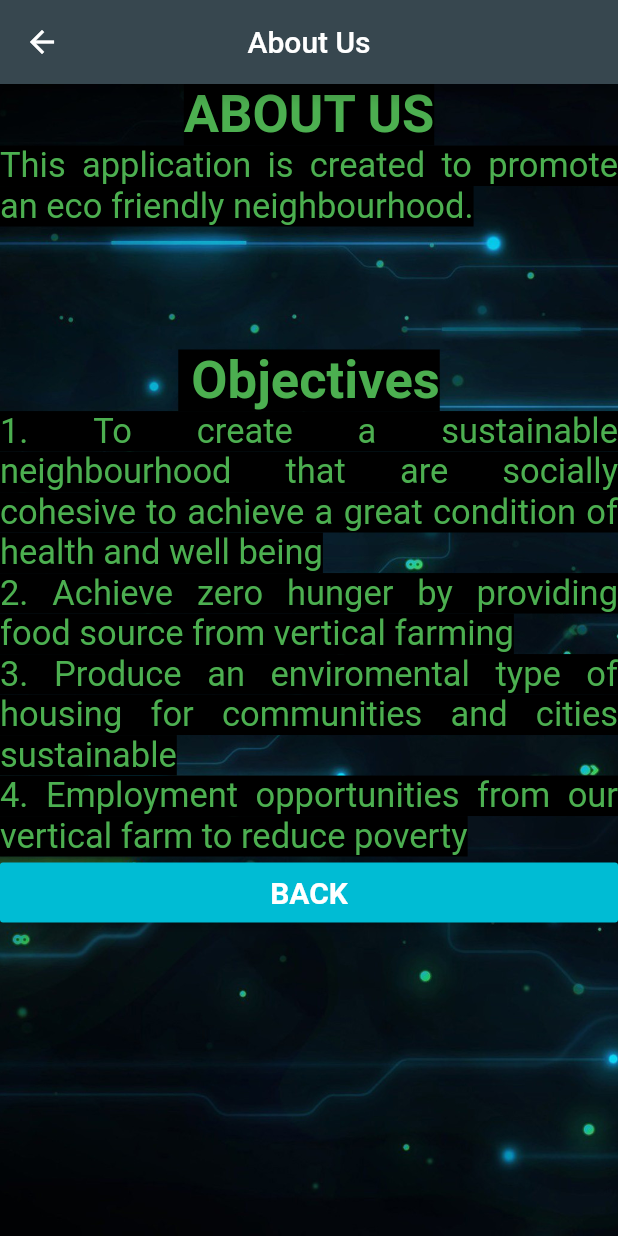
After one commit to firdauskotp/datathon, a Flutter app: the screen it shows after launch, after a tap on "ABOUT US", on a phone screen of 412 x 824 dp. The commit adds this screen. Run offline on Flutter 3.47's test engine with Material 2 defaults, Android fonts, the phone set to English and light mode, and no system bars; Roboto replaces fonts that are missing (ShadowsIntoLight).

Commit message:
finished about

```diff
--- /dev/null
+++ b/lib/about.dart
@@ -0,0 +1,106 @@
+import 'package:flutter/material.dart';
+
+class AboutPage extends StatefulWidget {
+  final String title = "About Us";
+
+  @override
+  _AboutPageState createState() => _AboutPageState();
+}
+
+class _AboutPageState extends State<AboutPage>{
+@override
+Widget build(BuildContext context){
+  return Scaffold(
+    appBar: AppBar(
+      centerTitle: true,
+      title: Text(widget.title),
+    ),
+    body: Container(
+      constraints: BoxConstraints.expand(),
+      decoration: BoxDecoration(
+        image: DecorationImage(
+            image: ExactAssetImage("images/homewallpaper.jpg"),
+            fit: BoxFit.cover
+        ),
+      ),
+      child: SingleChildScrollView(
+        child: Column(
+          children: <Widget>[
+            Text(
+              "ABOUT US",
+              textAlign: TextAlign.center,
+              style: TextStyle(
+                fontWeight: FontWeight.bold,
+                fontSize: 35,
+                color: Colors.green,
+                backgroundColor: Colors.black,
+                fontFamily: "ShadowsIntoLight",
+              ),
+            ),
+
+            Text(
+                  "This application is created to promote an eco friendly neighbourhood. ",
+              textAlign: TextAlign.justify,
+              style: TextStyle(
+                fontWeight: FontWeight.normal,
+                fontSize: 23,
+                color: Colors.green,
+                backgroundColor: Colors.black,
+                fontFamily: "ShadowsIntoLight",
+              ),
+            ),
+
+            Text(
+              "\n \n Objectives",
+              textAlign: TextAlign.center,
+              style: TextStyle(
+                fontWeight: FontWeight.bold,
+                fontSize: 35,
+                color: Colors.green,
+                backgroundColor: Colors.black,
+                fontFamily: "ShadowsIntoLight",
+              ),
+            ),
+
+            Text(
+              "1. To create a sustainable neighbourhood that are socially cohesive to achieve a great condition of health and well being"
+              "\n 2. Achieve zero hunger by providing food source from vertical farming"
+              "\n 3. Produce an enviromental type of housing for communities and cities sustainable"
+              "\n 4. Employment opportunities from our vertical farm to reduce poverty",
+              textAlign: TextAlign.justify,
+              style: TextStyle(
+                fontWeight: FontWeight.normal,
+                fontSize: 23,
+                color: Colors.green,
+                backgroundColor: Colors.black,
+                fontFamily: "ShadowsIntoLight",
+              ),
+            ),
+
+
+
+            ButtonTheme (
+              minWidth: 1400.0,
+              height: 40.0,
+              child:MaterialButton(
+                color: Colors.cyan,
+                child: Text(
+                  "BACK",
+                  style: TextStyle(
+                    fontSize: 20,
+                    fontWeight: FontWeight.bold,
+                    color: Colors.white,
+                  ),
+                ),
+                onPressed: (){
+                  Navigator.pop(context);
+                },
+              ),
+            ),
+          ],
+        ),
+      ),
+    ),
+  );
+}
+}
--- a/lib/main.dart
+++ b/lib/main.dart
@@ -1,4 +1,5 @@
 import 'package:flutter/material.dart';
+import 'package:idea_projects/about.dart';
 void main(){
   runApp(MyApp());
 }
@@ -102,24 +103,24 @@ class _MyHomePageState extends State<MyHomePage>{
                   //     },
                   //   ),
                   // ),
-                  // Padding(
-                  //   padding: EdgeInsets.symmetric(horizontal: 16.0, vertical:12.0),
-                  //   child: MaterialButton(
-                  //     minWidth: 1000,
-                  //     child: Text('Wish to donate? DONATE HERE',
-                  //       style: TextStyle(
-                  //         color: Colors.white,
-                  //       ),),
-                  //     color: Colors.grey,
-                  //     onPressed: (){
-                  //       Navigator.of(context).push(
-                  //           MaterialPageRoute(
-                  //             builder: (context) => MyDonationPage(),
-                  //           )
-                  //       );
-                  //     },
-                  //   ),
-                  // ),
+                  Padding(
+                    padding: EdgeInsets.symmetric(horizontal: 16.0, vertical:12.0),
+                    child: MaterialButton(
+                      minWidth: 1000,
+                      child: Text('ABOUT US',
+                        style: TextStyle(
+                          color: Colors.white,
+                        ),),
+                      color: Colors.grey,
+                      onPressed: (){
+                        Navigator.of(context).push(
+                            MaterialPageRoute(
+                              builder: (context) => AboutPage(),
+                            )
+                        );
+                      },
+                    ),
+                  ),
                 ],
               ),
             ),
```
Also changed, not shown: pubspec.yaml (+9 -1 lines), images/icon.jpg (added), pubspec.lock, 1 other file.
